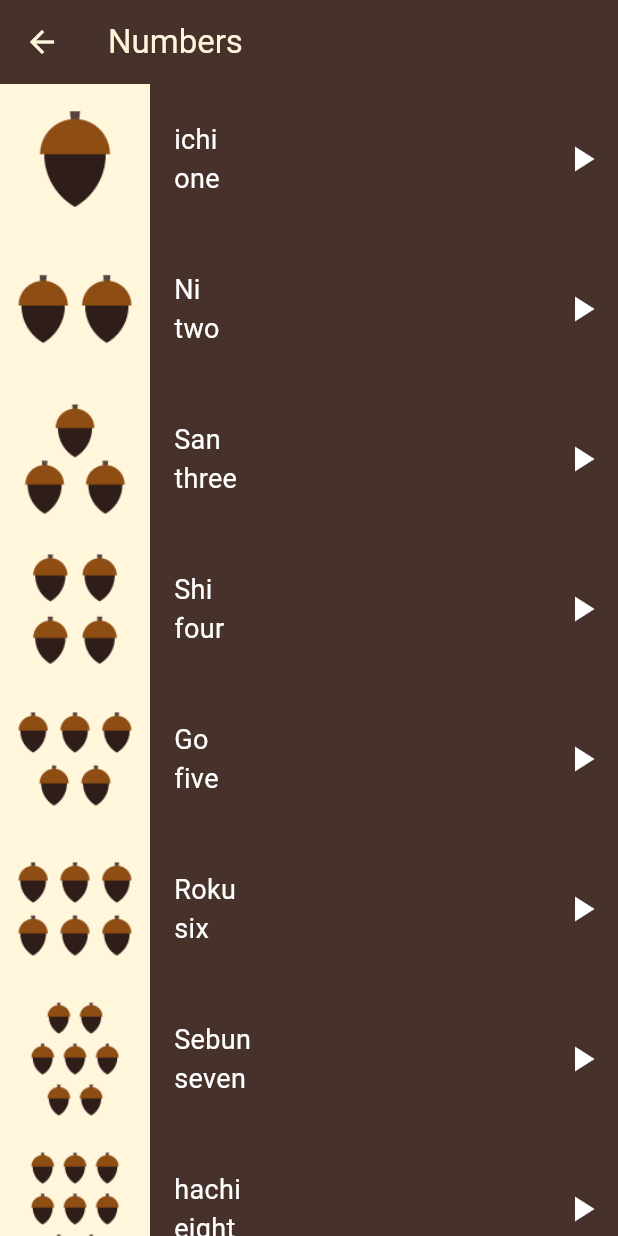
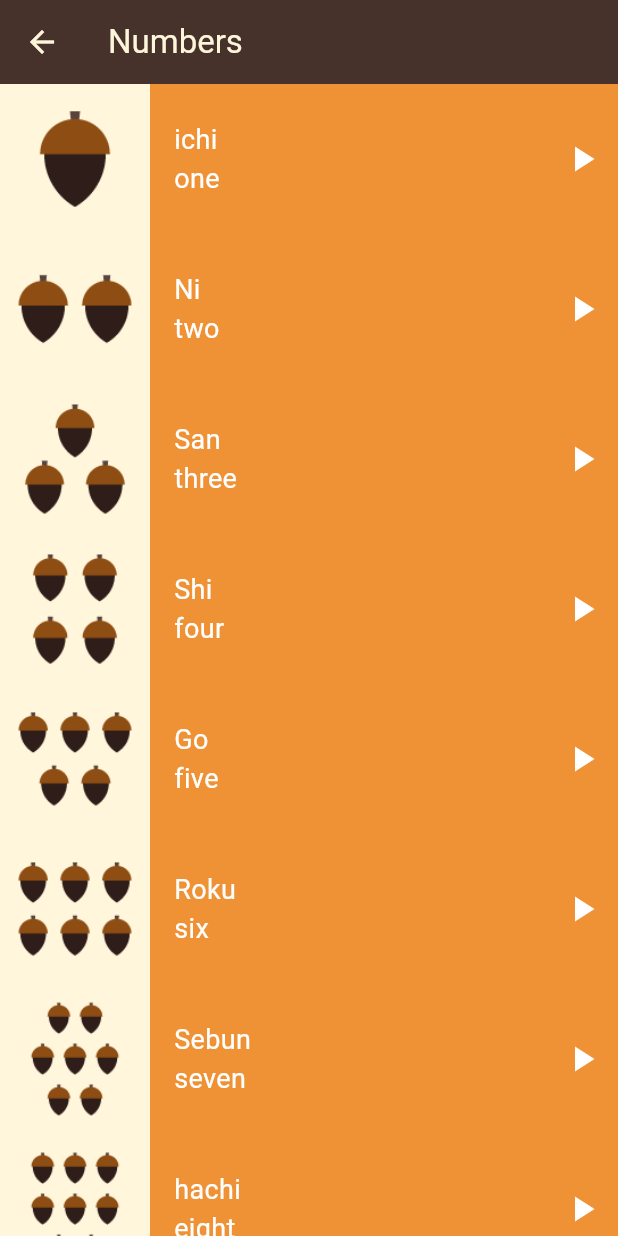
Before and after one commit to MohamedAliShosha/Toku, a Flutter app: the screen it shows after launch, after a tap on "Numbers", on a phone screen of 412 x 824 dp. Run offline on Flutter 3.47's test engine with Material 3 defaults, Android fonts, the phone set to English and light mode, and no system bars; our stand-ins replace audioplayers, go_router.

Commit message:
refactor: update buildAppBar to accept dynamic title and adjust family member view class name

```diff
--- a/lib/core/functions/build_app_bar.dart
+++ b/lib/core/functions/build_app_bar.dart
@@ -1,16 +1,16 @@
 import 'package:flutter/material.dart';
 import 'package:toku2_app/core/utils/colors_manager.dart';
 
-AppBar buildAppBar(BuildContext context) {
+AppBar buildAppBar(BuildContext context, {required String title}) {
   return AppBar(
     leading: IconButton(
       color: ColorsManager.kPrimaryColor,
       onPressed: () => Navigator.pop(context),
       icon: const Icon(Icons.arrow_back),
     ),
-    title: const Text(
-      'Numbers',
-      style: TextStyle(
+    title: Text(
+      title,
+      style: const TextStyle(
         color: ColorsManager.kPrimaryColor,
       ),
     ),
--- a/lib/core/utils/app_router.dart
+++ b/lib/core/utils/app_router.dart
@@ -23,7 +23,7 @@ abstract class AppRouter {
       GoRoute(
         path: kFamilyMemberView,
         builder: (context, state) {
-          return const FamilyMemberView();
+          return const FamilyMembersView();
         },
       ),
       GoRoute(
--- a/lib/features/Numbers/presentation/widgets/numbers_view_body.dart
+++ b/lib/features/Numbers/presentation/widgets/numbers_view_body.dart
@@ -74,13 +74,13 @@ class NumberViewBody extends StatelessWidget {
   @override
   Widget build(BuildContext context) {
     return Scaffold(
-      appBar: buildAppBar(context),
+      appBar: buildAppBar(context, title: 'Numbers'),
       body: ListView.builder(
         itemCount: numbers.length,
         itemBuilder: (context, index) {
           return ListItem(
             item: numbers[index],
-            color: ColorsManager.kBrownColor,
+            color: ColorsManager.kOrangeColor,
           );
         },
       ),
--- a/lib/features/home/presentation/widgets/home_view_body.dart
+++ b/lib/features/home/presentation/widgets/home_view_body.dart
@@ -28,9 +28,9 @@ class HomeViewBody extends StatelessWidget {
                   text: 'Numbers',
                   color: ColorsManager.kOrangeColor,
                 ),
-                const GridViewItem(
-                  // onTap: () =>
-                  //     GoRouter.of(context).push(AppRouter.kFamilyMemberView),
+                GridViewItem(
+                  onTap: () =>
+                      GoRouter.of(context).push(AppRouter.kFamilyMemberView),
                   text: 'Family Members',
                   color: ColorsManager.kGreenColor,
                 ),
```
Also changed, not shown: lib/features/family/presentation/views/family_member_view.dart (+6 -6 lines).
